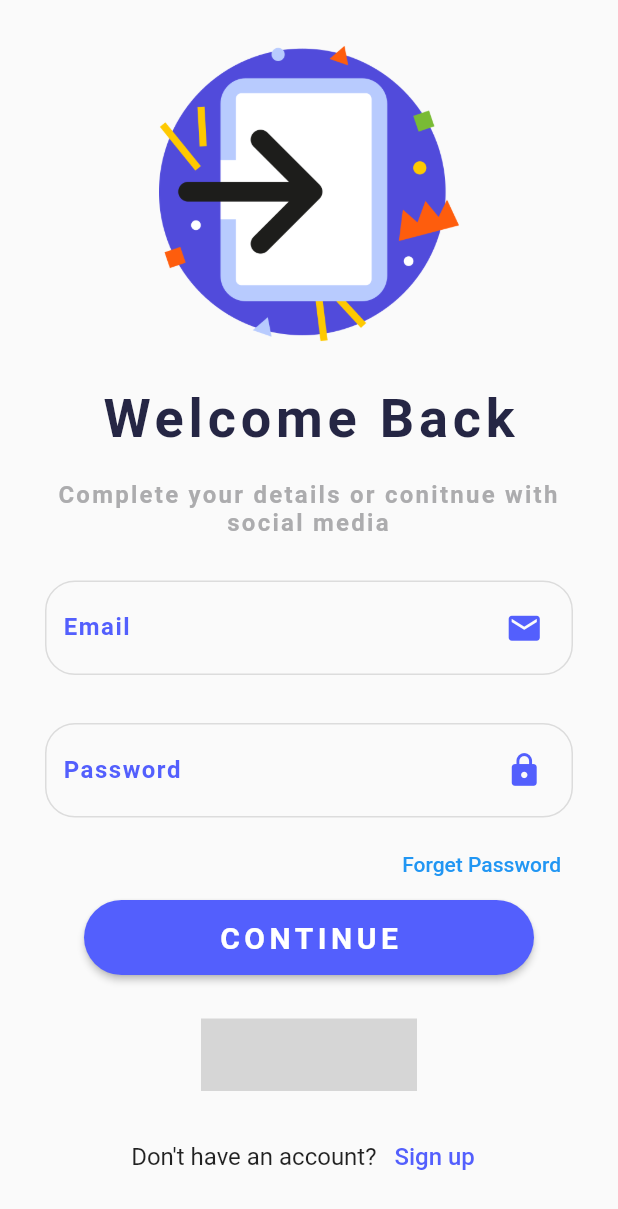
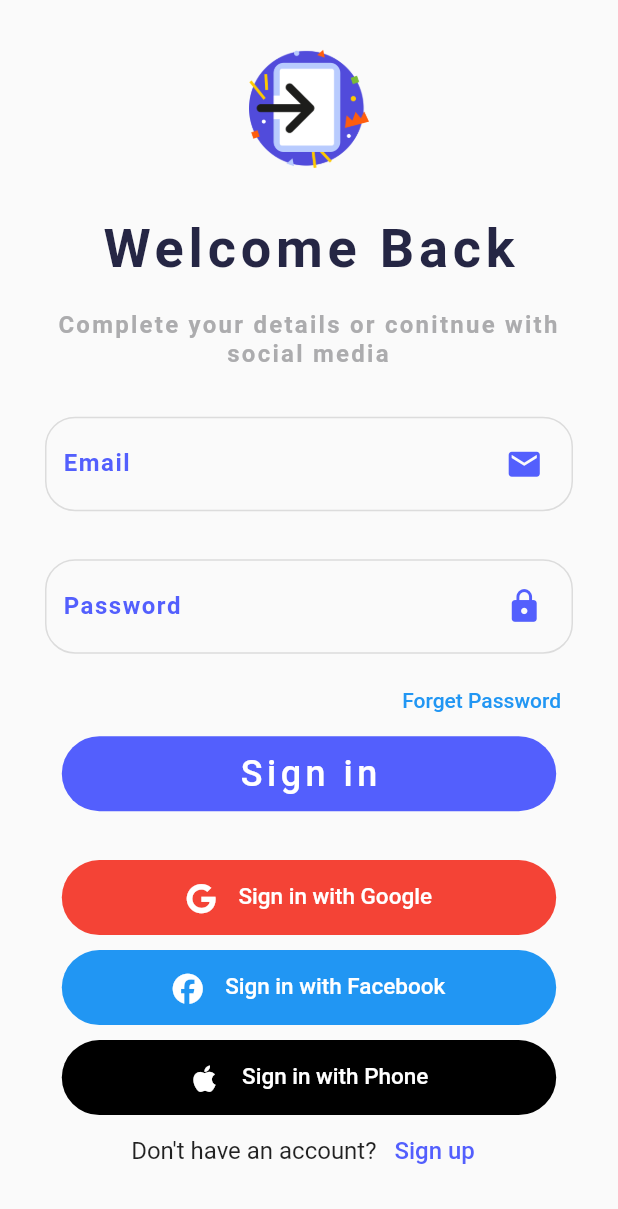
Before and after one commit to RatchanonKhampho/EvStationFinder, a Flutter app: the screen it shows after launch, on a phone screen of 412 x 824 dp. Shown: the top 1209 px of the screen. Run offline on Flutter 3.47's test engine with Material 2 defaults, Android fonts, the phone set to English and light mode, and no system bars; drawn by our look-alikes of rounded_loading_button; our stand-ins replace cloud_firestore, connectivity_plus, country_picker, firebase_auth, firebase_core, font_awesome_flutter and 3 more; missing offline and left inert: flutter_facebook_auth, sign_button; accounts and stored records are empty; grey boxes are pictures that could not be loaded.

Commit message:
Succress login Google

```diff
--- a/lib/main.dart
+++ b/lib/main.dart
@@ -1,5 +1,6 @@
-import 'package:ev_charger/provider/auth_provider.dart';
-import 'package:ev_charger/screens/Signin.dart';
+import 'package:ev_charger/provider/internet_provider.dart';
+import 'package:ev_charger/provider/sign_in_provider.dart';
+import 'package:ev_charger/screens/splash_screen.dart';
 import 'package:firebase_core/firebase_core.dart';
 import 'package:flutter/material.dart';
 import 'package:provider/provider.dart';
@@ -14,7 +15,6 @@ Future<void> main() async {
   WidgetsFlutterBinding.ensureInitialized();
   await Firebase.initializeApp();
   runApp(const MyApp());
-  await Firebase.initializeApp();
 }
 
 class MyApp extends StatelessWidget {
@@ -24,11 +24,14 @@ class MyApp extends StatelessWidget {
   @override
   Widget build(BuildContext context) {
     return MultiProvider(
-      providers: [ChangeNotifierProvider(create: (_) => AuthProvider())],
+      providers: [
+        ChangeNotifierProvider(create: (_) => SignInProvide()),
+        ChangeNotifierProvider(create: (_) => InternetProvider()),
+      ],
       child: MaterialApp(
-        debugShowCheckedModeBanner: false,
         theme: ThemeData(),
         home: const MyHomePage(),
+        debugShowCheckedModeBanner: false,
       ),
     );
   }
@@ -47,7 +50,7 @@ class _MyHomePageState extends State<MyHomePage> {
     double screenWidth = MediaQuery.of(context).size.width;
     double screenHeight = MediaQuery.of(context).size.height;
     return const MaterialApp(
-      home: sign_in(),
+      home: SplashScreen(),
     );
   }
 }
--- /dev/null
+++ b/lib/provider/internet_provider.dart
@@ -0,0 +1,21 @@
+import 'package:connectivity_plus/connectivity_plus.dart';
+import 'package:flutter/material.dart';
+
+class InternetProvider extends ChangeNotifier {
+  bool _hasInternet = false;
+  bool get hasInternet => _hasInternet;
+
+  InternetProvider() {
+    checkInternetConnection();
+  }
+
+  Future checkInternetConnection() async {
+    var result = await Connectivity().checkConnectivity();
+    if (result == ConnectivityResult.none) {
+      _hasInternet = false;
+    } else {
+      _hasInternet = true;
+    }
+    notifyListeners();
+  }
+}
--- a/lib/screens/Signin.dart
+++ b/lib/screens/Signin.dart
@@ -1,12 +1,17 @@
 import 'dart:async';
 
+import 'package:ev_charger/provider/internet_provider.dart';
+import 'package:ev_charger/provider/sign_in_provider.dart';
+import 'package:ev_charger/screens/map.dart';
 import 'package:ev_charger/screens/register.dart';
+import 'package:ev_charger/utils/snack_bar.dart';
 import 'package:flutter/material.dart';
+import 'package:font_awesome_flutter/font_awesome_flutter.dart';
+import 'package:provider/provider.dart';
 import 'package:rounded_loading_button/rounded_loading_button.dart';
-import 'package:sign_button/constants.dart';
-import 'package:sign_button/create_button.dart';
 
 import '../main.dart';
+import '../utils/next_Screen.dart';
 import '../widgetd/text_fild.dart';
 import 'forget_phone.dart';
 
@@ -19,6 +24,12 @@ class sign_in extends StatefulWidget {
 
 class _sign_inState extends State<sign_in> {
   final RoundedLoadingButtonController _btnController =
+      RoundedLoadingButtonController();
+  final RoundedLoadingButtonController googleController =
+      RoundedLoadingButtonController();
+  final RoundedLoadingButtonController facebookController =
+      RoundedLoadingButtonController();
+  final RoundedLoadingButtonController phoneController =
       RoundedLoadingButtonController();
 
   void _doSomething() async {
@@ -42,12 +53,12 @@ class _sign_inState extends State<sign_in> {
                 mainAxisAlignment: MainAxisAlignment.spaceEvenly,
                 children: [
                   Container(
-                      width: 200,
-                      height: 200,
+                      width: 80,
+                      height: 80,
                       color: backgroundwhite,
                       child: Image.asset('images/login.png')),
                   Container(
-                    child: Column(
+                    child: const Column(
                       children: [
                         Text(
                           'Welcome Back',
@@ -94,7 +105,7 @@ class _sign_inState extends State<sign_in> {
                             onPressed: () => Navigator.push(
                                 context,
                                 MaterialPageRoute(
-                                    builder: (context) => ForgetPhone())),
+                                    builder: (context) => const ForgetPhone())),
                             child: const Text(
                               'Forget Password',
                               textAlign: TextAlign.center,
@@ -102,60 +113,119 @@ class _sign_inState extends State<sign_in> {
                           ),
                         ),
                         RoundedLoadingButton(
-                          child: Text('CONTINUE',
+                          onPressed: () {},
+                          controller: googleController,
+                          successColor: backgroundblue,
+                          width: MediaQuery.of(context).size.width * 0.80,
+                          elevation: 0,
+                          borderRadius: 25,
+                          color: backgroundblue,
+                          child: Wrap(
+                            children: const [
+                              Text("Sign in",
                                   style: TextStyle(
                                       color: Colors.white,
-                                  fontSize: 20,
-                                  fontWeight: FontWeight.w700,
+                                      fontSize: 24,
+                                      fontWeight: FontWeight.w500,
                                       letterSpacing: 3)),
-                          color: backgroundblue,
-                          controller: _btnController,
-                          onPressed: _doSomething,
-                        )
+                            ],
+                          ),
+                        ),
                       ],
                     ),
                   ),
                   Container(
                     child: Column(
                       children: [
-                        Row(
-                          mainAxisAlignment: MainAxisAlignment.center,
-                          children: [
-                            SignInButton.mini(
-                                buttonType: ButtonType.apple,
-                                //[buttonSize] You can also use this in combination with [width]. Increases the font and icon size of the button.
-                                buttonSize: ButtonSize.large,
-                                btnColor: Color(0xFFE7E7EE),
-                                //[width] Use if you change the text value.
-                                onPressed: () {
-                                  print('click');
-                                }),
-                            SignInButton.mini(
-                              buttonType: ButtonType.google,
-                              elevation: 4,
-                              //[buttonSize] You can also use this in combination with [width]. Increases the font and icon size of the button.
-                              buttonSize: ButtonSize.large,
-                              btnColor: Color(0xFFE7E7EE),
-                              //[width] Use if you change the text value.
+                        RoundedLoadingButton(
                           onPressed: () {
                             handleGoogleSignIn();
                           },
+                          controller: googleController,
+                          successColor: Colors.red,
+                          width: MediaQuery.of(context).size.width * 0.80,
+                          elevation: 0,
+                          borderRadius: 25,
+                          color: Colors.red,
+                          child: Wrap(
+                            children: const [
+                              Icon(
+                                FontAwesomeIcons.google,
+                                size: 20,
+                                color: Colors.white,
                               ),
-                            SignInButton.mini(
-                                buttonType: ButtonType.facebook,
-
-                                //[buttonSize] You can also use this in combination with [width]. Increases the font and icon size of the button.
-                                buttonSize: ButtonSize.large,
-                                btnColor: Color(0xFFE7E7EE),
-
-                                //[width] Use if you change the text value.
-
-                                onPressed: () {
-                                  print('click');
-                                }),
+                              SizedBox(
+                                width: 15,
+                              ),
+                              Text("Sign in with Google",
+                                  style: TextStyle(
+                                      color: Colors.white,
+                                      fontSize: 15,
+                                      fontWeight: FontWeight.w500)),
                             ],
                           ),
-                        SizedBox(height: 20),
+                        ),
+                        const SizedBox(
+                          height: 10,
+                        ),
+                        // facebook login button
+                        RoundedLoadingButton(
+                          onPressed: () {},
+                          controller: facebookController,
+                          successColor: Colors.blue,
+                          width: MediaQuery.of(context).size.width * 0.80,
+                          elevation: 0,
+                          borderRadius: 25,
+                          color: Colors.blue,
+                          child: Wrap(
+                            children: const [
+                              Icon(
+                                FontAwesomeIcons.facebook,
+                                size: 20,
+                                color: Colors.white,
+                              ),
+                              SizedBox(
+                                width: 15,
+                              ),
+                              Text("Sign in with Facebook",
+                                  style: TextStyle(
+                                      color: Colors.white,
+                                      fontSize: 15,
+                                      fontWeight: FontWeight.w500)),
+                            ],
+                          ),
+                        ),
+                        const SizedBox(
+                          height: 10,
+                        ),
+                        // phoneAuth loading button
+                        RoundedLoadingButton(
+                          onPressed: () {},
+                          controller: phoneController,
+                          successColor: Colors.black,
+                          width: MediaQuery.of(context).size.width * 0.80,
+                          elevation: 0,
+                          borderRadius: 25,
+                          color: Colors.black,
+                          child: Wrap(
+                            children: const [
+                              Icon(
+                                FontAwesomeIcons.apple,
+                                size: 20,
+                                color: Colors.white,
+                              ),
+                              SizedBox(
+                                width: 15,
+                              ),
+                              Text("Sign in with Phone",
+                                  style: TextStyle(
+                                      color: Colors.white,
+                                      fontSize: 15,
+                                      fontWeight: FontWeight.w500)),
+                            ],
+                          ),
+                        ),
+
                         Row(
                             crossAxisAlignment: CrossAxisAlignment.center,
                             mainAxisSize: MainAxisSize.max,
@@ -191,5 +261,49 @@ class _sign_inState extends State<sign_in> {
     );
   }
 
-  Future handleGoogleSignIn() async {}
+// handle Google Signin
+  Future handleGoogleSignIn() async {
+    final sp = context.read<SignInProvide>();
+    final ip = context.read<InternetProvider>();
+    await ip.checkInternetConnection();
+
+    if (ip.hasInternet == false) {
+      openSnackbar(context, "Check your Internet connection ", Colors.red);
+    } else {
+      await sp.signInWithGoogle().then((value) {
+        if (sp.hasError == true) {
+          openSnackbar(context, "snackMessage", Colors.red);
+          googleController.reset();
+        } else {
+          // checking whether user exists or not(ตรวจสอบว่ามีผู้ใช้อยู่หรือไม่)
+          sp.checkExistingUser().then((value) async {
+            if (value == true) {
+              // user exists
+              await sp.getUserDataFromFirestore(sp.uid).then((value) => sp
+                  .saveDataToSharedPreferences()
+                  .then((value) => sp.setSignIn().then((value) {
+                        googleController.success();
+                        handleAfterSignIn();
+                      })));
+            } else {
+              // user  does not exists
+              sp.saveDataToFirestore().then((value) => sp
+                  .saveDataToSharedPreferences()
+                  .then((value) => sp.setSignIn().then((value) {
+                        googleController.reset();
+                        handleAfterSignIn();
+                      })));
             }
+          });
+        }
+      });
+    }
+  }
+
+  // handle after signin
+  handleAfterSignIn() {
+    Future.delayed(const Duration(milliseconds: 1000)).then((value) {
+      nextScreenReplace(context, const HomeScreen());
+    });
+  }
+}
--- a/lib/screens/forget_otp.dart
+++ b/lib/screens/forget_otp.dart
@@ -1,6 +1,6 @@
 // ignore: unused_import
 import 'package:ev_charger/main.dart';
-import 'package:ev_charger/provider/auth_provider.dart';
+import 'package:ev_charger/provider/sign_in_provider.dart';
 import 'package:ev_charger/screens/create_password.dart';
 import 'package:ev_charger/utils/utils.dart';
 import 'package:ev_charger/widgetd/custombutton.dart';
@@ -21,7 +21,7 @@ class _Forget_otpState extends State<Forget_otp> {
   @override
   Widget build(BuildContext context) {
     final isLoading =
-        Provider.of<AuthProvider>(context, listen: true).isLoading;
+        Provider.of<SignInProvide>(context, listen: true).isLoading;
     return Scaffold(
       body: SafeArea(
         child: isLoading == true
@@ -140,7 +140,7 @@ class _Forget_otpState extends State<Forget_otp> {
 
   // verify otp
   void verifyOtp(BuildContext context, String userOtp) {
-    final ap = Provider.of<AuthProvider>(context, listen: false);
+    final ap = Provider.of<SignInProvide>(context, listen: false);
     ap.verifyOtp(
       context: context,
       verificationId: widget.verificationId,
--- a/lib/screens/forget_phone.dart
+++ b/lib/screens/forget_phone.dart
@@ -1,6 +1,6 @@
 import 'package:country_picker/country_picker.dart';
 import 'package:ev_charger/main.dart';
-import 'package:ev_charger/provider/auth_provider.dart';
+import 'package:ev_charger/provider/sign_in_provider.dart';
 import 'package:flutter/material.dart';
 import 'package:provider/provider.dart';
 
@@ -206,7 +206,7 @@ class _ForgetPhoneState extends State<ForgetPhone> {
   }
 
   void sentPhoneNumber() {
-    final ap = Provider.of<AuthProvider>(context, listen: false);
+    final ap = Provider.of<SignInProvide>(context, listen: false);
     String phoneNumber = phoneController.text.trim();
     ap.signInWithPhone(context, "+${selectedCountry.phoneCode}$phoneNumber");
   }
--- /dev/null
+++ b/lib/utils/config.dart
@@ -0,0 +1,3 @@
+class Config {
+  static final app_icon = "images/login.png";
+}
--- a/pubspec.yaml
+++ b/pubspec.yaml
@@ -50,6 +50,8 @@ dependencies:
   provider: ^6.0.5
   shared_preferences: ^2.2.1
   pinput: ^3.0.1
+  connectivity_plus: ^4.0.2
+  font_awesome_flutter: ^10.5.0
 
 
 
```
Also changed, not shown: lib/provider/auth_provider.dart (deleted, +0 -96 lines), lib/provider/sign_in_provider.dart (added, +258 -0 lines), lib/screens/map.dart (+1 -9 lines), lib/screens/splash_screen.dart (added, +45 -0 lines), lib/utils/next_Screen.dart (added, +10 -0 lines), lib/utils/snack_bar.dart (added, +18 -0 lines), pubspec.lock, 3 other files. Lines whose indentation alone changed are shown as unchanged.
